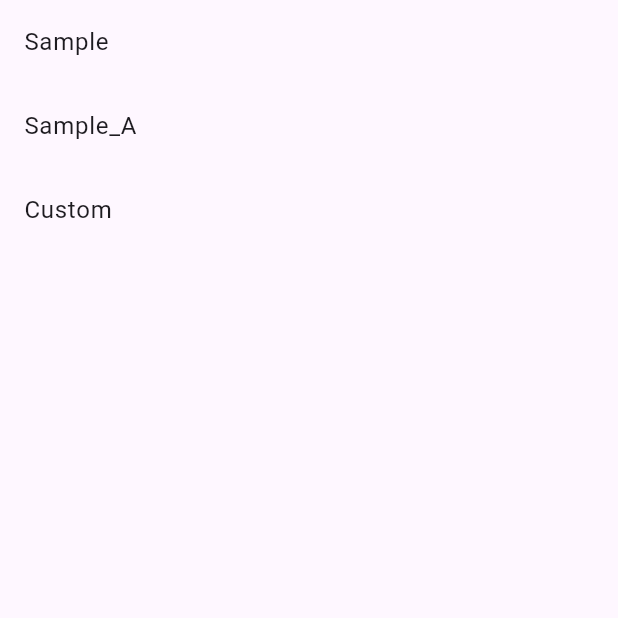
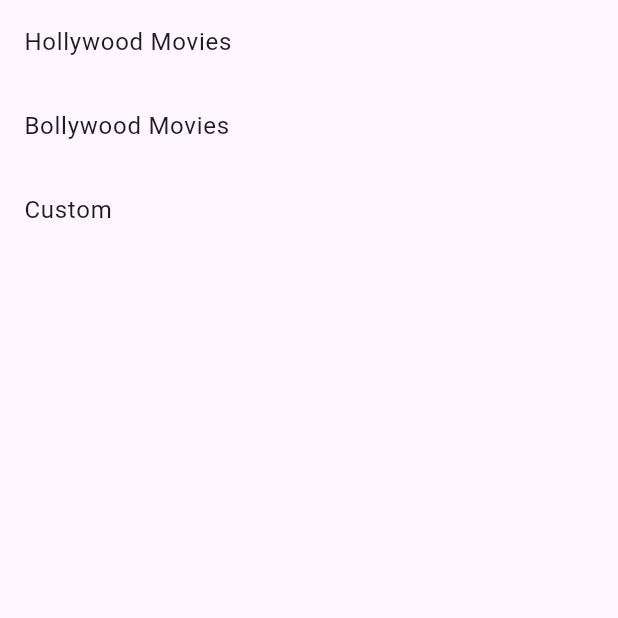
Before and after one commit to DarshJotangia/flutter_application_1, a Flutter app: the screen it shows after launch, on a phone screen of 412 x 824 dp, the top half of it. Run offline on Flutter 3.47's test engine with Material 3 defaults, Android fonts, the phone set to English and light mode, and no system bars; our stand-ins replace device_info_plus, sensors_plus.

```diff
--- a/lib/model/topic_preset.dart
+++ b/lib/model/topic_preset.dart
@@ -1,7 +1,7 @@
 import "package:flutter_application_1/model/topic.dart";
 
-var sample = Topic("Sample", ['A','B','Stack']);
-var sampleA = Topic("Sample_A", ['A','B','C']);
+var sample = Topic("Hollywood Movies", ['A','B','Stack']);
+var sampleA = Topic("Bollywood Movies", ['A','B','C']);
 var custom = Topic ("Custom",[]);
 
 List<Topic> topicLists = [
```
Also changed, not shown: lib/new_page.dart (+1 -6 lines).
